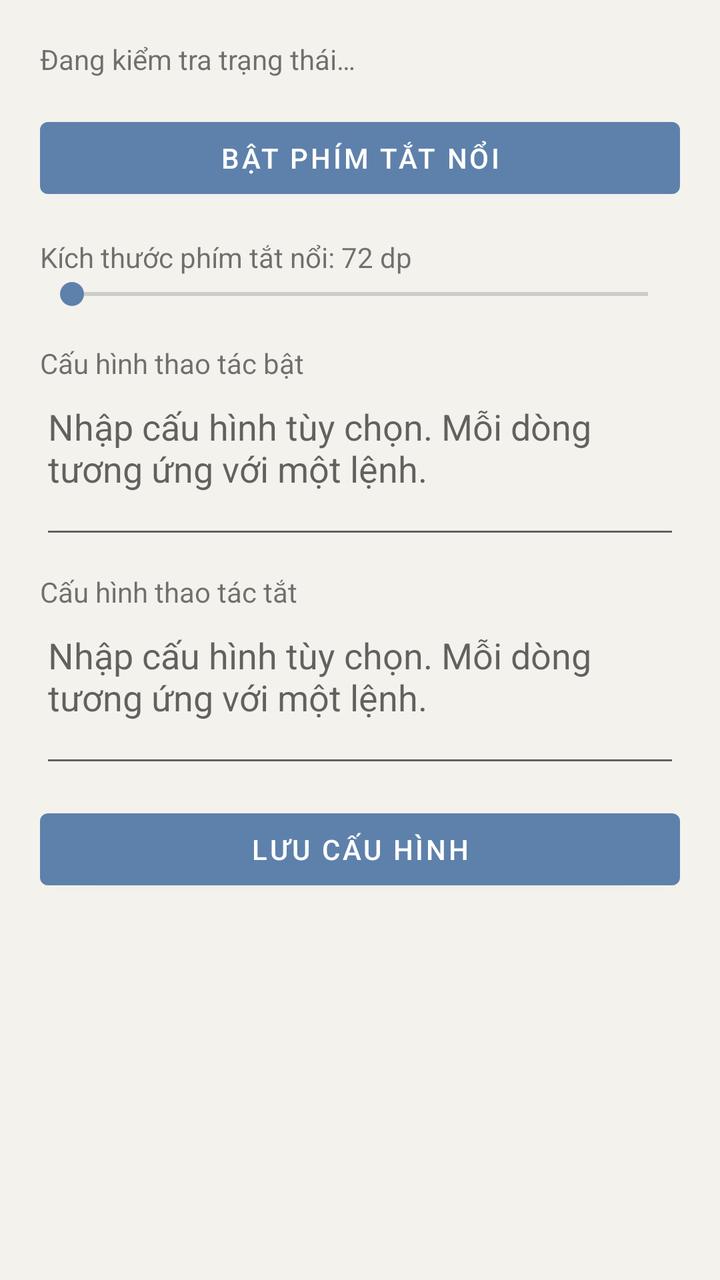
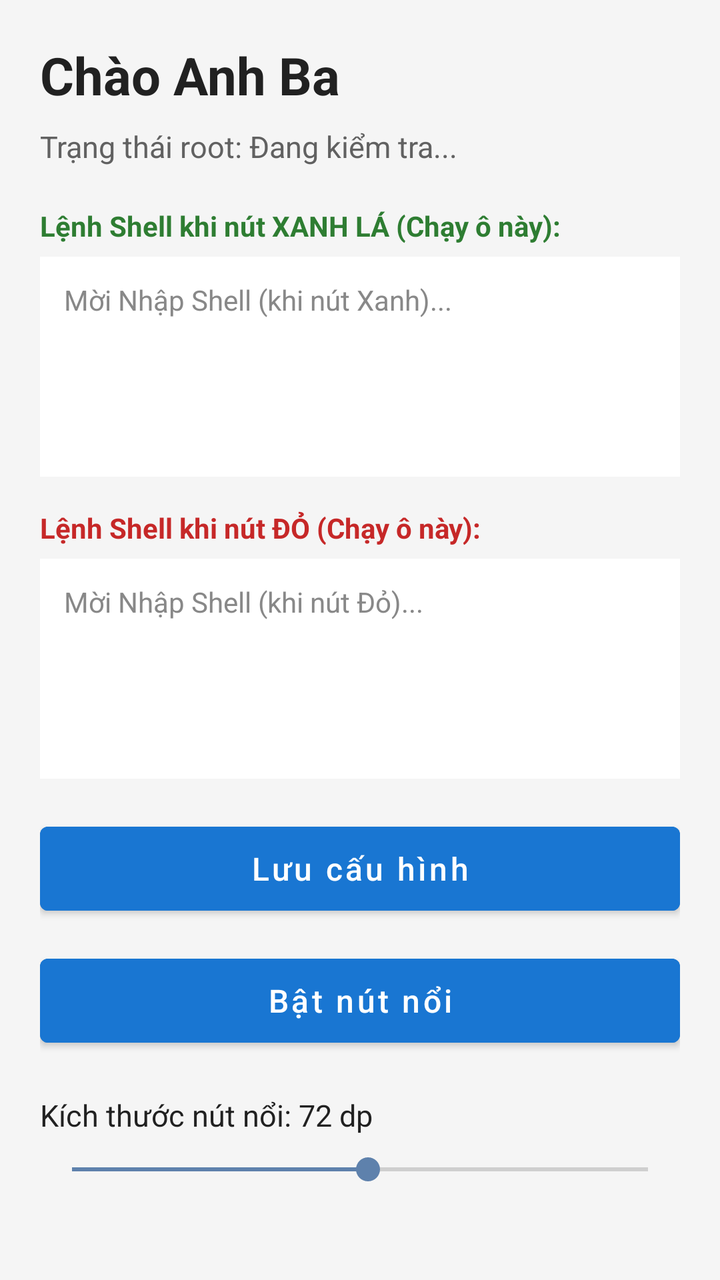

The first picture is an Android layout as it rendered before a commit; the second is the same layout after the commit. The layout source and the unified diff follow.
<!-- AndroidManifest.xml: application theme Theme.Launcher -->
<!-- res/layout/activity_main.xml -->
<?xml version="1.0" encoding="utf-8"?>
<ScrollView xmlns:android="http://schemas.android.com/apk/res/android"
    android:layout_width="match_parent"
    android:layout_height="match_parent"
    android:fillViewport="true">

    <LinearLayout
        android:layout_width="match_parent"
        android:layout_height="wrap_content"
        android:orientation="vertical"
        android:padding="20dp">

        <TextView
            android:id="@+id/rootStatus"
            android:layout_width="match_parent"
            android:layout_height="wrap_content"
            android:paddingBottom="16dp"
            android:text="@string/root_status_checking" />

        <Button
            android:id="@+id/btnToggleOverlay"
            android:layout_width="match_parent"
            android:layout_height="wrap_content"
            android:text="@string/enable_button" />

        <TextView
            android:id="@+id/overlaySizeLabel"
            android:layout_width="match_parent"
            android:layout_height="wrap_content"
            android:paddingTop="16dp"
            android:text="@string/overlay_size_value_default" />

        <SeekBar
            android:id="@+id/overlaySizeSeekBar"
            android:layout_width="match_parent"
            android:layout_height="wrap_content" />

        <TextView
            android:layout_width="match_parent"
            android:layout_height="wrap_content"
            android:paddingTop="16dp"
            android:text="@string/edit_block_commands" />

        <com.google.android.material.textfield.TextInputEditText
            android:id="@+id/blockCommandsInput"
            android:layout_width="match_parent"
            android:layout_height="wrap_content"
            android:gravity="top|start"
            android:hint="@string/commands_editor_hint"
            android:inputType="textMultiLine"
            android:minLines="3" />

        <TextView
            android:layout_width="match_parent"
            android:layout_height="wrap_content"
            android:paddingTop="12dp"
            android:text="@string/edit_unblock_commands" />

        <com.google.android.material.textfield.TextInputEditText
            android:id="@+id/unblockCommandsInput"
            android:layout_width="match_parent"
            android:layout_height="wrap_content"
            android:gravity="top|start"
            android:hint="@string/commands_editor_hint"
            android:inputType="textMultiLine"
            android:minLines="3" />

        <Button
            android:id="@+id/btnSaveCommands"
            android:layout_width="match_parent"
            android:layout_height="wrap_content"
            android:layout_marginTop="12dp"
            android:text="@string/save_configuration" />
    </LinearLayout>
</ScrollView>
<!-- resources referenced by this layout -->
<resources>
  <string name="commands_editor_hint">Nhập cấu hình tùy chọn. Mỗi dòng tương ứng với một lệnh.</string>
  <string name="edit_block_commands">Cấu hình thao tác bật</string>
  <string name="edit_unblock_commands">Cấu hình thao tác tắt</string>
  <string name="enable_button">Bật phím tắt nổi</string>
  <string name="overlay_size_value_default">Kích thước phím tắt nổi: 72 dp</string>
  <string name="root_status_checking">Đang kiểm tra trạng thái…</string>
  <string name="save_configuration">Lưu cấu hình</string>
  <style name="Theme.Launcher" parent="Theme.MaterialComponents.DayNight.NoActionBar">
          <item name="colorPrimary">#5E81AC</item>
          <item name="colorPrimaryDark">#F4F2ED</item>
          <item name="colorAccent">#5E81AC</item>
          <item name="android:statusBarColor">#F4F2ED</item>
          <item name="android:navigationBarColor">#F4F2ED</item>
          <item name="android:windowLightStatusBar">true</item>
          <item name="android:windowLightNavigationBar">true</item>
          <item name="android:windowBackground">#F4F2ED</item>
      </style>
</resources>

<!-- the commit's change to res/layout/activity_main.xml (unified diff, before → after) -->
@@ -2,74 +2,113 @@
 <ScrollView xmlns:android="http://schemas.android.com/apk/res/android"
     android:layout_width="match_parent"
     android:layout_height="match_parent"
-    android:fillViewport="true">
+    android:background="#F5F5F5"
+    android:padding="20dp">
 
     <LinearLayout
         android:layout_width="match_parent"
         android:layout_height="wrap_content"
-        android:orientation="vertical"
-        android:padding="20dp">
+        android:orientation="vertical">
 
         <TextView
-            android:id="@+id/rootStatus"
+            android:layout_width="wrap_content"
+            android:layout_height="wrap_content"
+            android:text="Chào Anh Ba"
+            android:textColor="#212121"
+            android:textSize="26sp"
+            android:textStyle="bold" />
+
+        <TextView
+            android:id="@+id/tvRootStatus"
+            android:layout_width="wrap_content"
+            android:layout_height="wrap_content"
+            android:layout_marginTop="8dp"
+            android:text="Trạng thái root: Đang kiểm tra..."
+            android:textColor="#616161"
+            android:textSize="15sp" />
+
+        <TextView
+            android:layout_width="wrap_content"
+            android:layout_height="wrap_content"
+            android:layout_marginTop="20dp"
+            android:text="Lệnh Shell khi nút XANH LÁ (Chạy ô này):"
+            android:textColor="#2E7D32"
+            android:textStyle="bold" />
+
+        
+        <EditText
+            android:id="@+id/edtCmdGreen"
+            android:layout_width="match_parent"
+            android:layout_height="110dp"
+            android:layout_marginTop="6dp"
+            android:background="#FFFFFF"
+            android:gravity="top|start"
+            android:hint="Mời Nhập Shell (khi nút Xanh)..."
+            android:padding="12dp"
+            android:textColor="#000000"
+            android:textColorHint="#888888"
+            android:textSize="14sp" />
+
+        <TextView
+            android:layout_width="wrap_content"
+            android:layout_height="wrap_content"
+            android:layout_marginTop="16dp"
+            android:text="Lệnh Shell khi nút ĐỎ (Chạy ô này):"
+            android:textColor="#C62828"
+            android:textStyle="bold" />
+
+        
+        <EditText
+            android:id="@+id/edtCmdRed"
+            android:layout_width="match_parent"
+            android:layout_height="110dp"
+            android:layout_marginTop="6dp"
+            android:background="#FFFFFF"
+            android:gravity="top|start"
+            android:hint="Mời Nhập Shell (khi nút Đỏ)..."
+            android:padding="12dp"
+            android:textColor="#000000"
+            android:textColorHint="#888888"
+            android:textSize="14sp" />
+
+        <Button
+            android:id="@+id/btnSave"
+            android:layout_width="match_parent"
+            android:layout_height="54dp"
+            android:layout_marginTop="18dp"
+            android:backgroundTint="#1976D2"
+            android:text="Lưu cấu hình"
+            android:textAllCaps="false"
+            android:textColor="#FFFFFF"
+            android:textSize="16sp" />
+
+        <Button
+            android:id="@+id/btnToggleFloating"
+            android:layout_width="match_parent"
+            android:layout_height="54dp"
+            android:layout_marginTop="12dp"
+            android:backgroundTint="#1976D2"
+            android:text="Bật nút nổi"
+            android:textAllCaps="false"
+            android:textColor="#FFFFFF"
+            android:textSize="16sp" />
+
+        <TextView
+            android:id="@+id/tvSizeLabel"
+            android:layout_width="wrap_content"
+            android:layout_height="wrap_content"
+            android:layout_marginTop="20dp"
+            android:text="Kích thước nút nổi: 72 dp"
+            android:textColor="#212121"
+            android:textSize="15sp" />
+
+        <SeekBar
+            android:id="@+id/sbSize"
             android:layout_width="match_parent"
             android:layout_height="wrap_content"
-            android:paddingBottom="16dp"
-            android:text="@string/root_status_checking" />
+            android:layout_marginTop="8dp"
+            android:max="140"
+            android:progress="72" />
 
-        <Button
-            android:id="@+id/btnToggleOverlay"
-            android:layout_width="match_parent"
-            android:layout_height="wrap_content"
-            android:text="@string/enable_button" />
-
-        <TextView
-            android:id="@+id/overlaySizeLabel"
-            android:layout_width="match_parent"
-            android:layout_height="wrap_content"
-            android:paddingTop="16dp"
-            android:text="@string/overlay_size_value_default" />
-
-        <SeekBar
-            android:id="@+id/overlaySizeSeekBar"
-            android:layout_width="match_parent"
-            android:layout_height="wrap_content" />
-
-        <TextView
-            android:layout_width="match_parent"
-            android:layout_height="wrap_content"
-            android:paddingTop="16dp"
-            android:text="@string/edit_block_commands" />
-
-        <com.google.android.material.textfield.TextInputEditText
-            android:id="@+id/blockCommandsInput"
-            android:layout_width="match_parent"
-            android:layout_height="wrap_content"
-            android:gravity="top|start"
-            android:hint="@string/commands_editor_hint"
-            android:inputType="textMultiLine"
-            android:minLines="3" />
-
-        <TextView
-            android:layout_width="match_parent"
-            android:layout_height="wrap_content"
-            android:paddingTop="12dp"
-            android:text="@string/edit_unblock_commands" />
-
-        <com.google.android.material.textfield.TextInputEditText
-            android:id="@+id/unblockCommandsInput"
-            android:layout_width="match_parent"
-            android:layout_height="wrap_content"
-            android:gravity="top|start"
-            android:hint="@string/commands_editor_hint"
-            android:inputType="textMultiLine"
-            android:minLines="3" />
-
-        <Button
-            android:id="@+id/btnSaveCommands"
-            android:layout_width="match_parent"
-            android:layout_height="wrap_content"
-            android:layout_marginTop="12dp"
-            android:text="@string/save_configuration" />
     </LinearLayout>
 </ScrollView>
<!-- resource entries referenced after the edit -->
@@ -1,12 +1,5 @@
 <!-- resources referenced by this layout -->
 <resources>
-  <string name="commands_editor_hint">Nhập cấu hình tùy chọn. Mỗi dòng tương ứng với một lệnh.</string>
-  <string name="edit_block_commands">Cấu hình thao tác bật</string>
-  <string name="edit_unblock_commands">Cấu hình thao tác tắt</string>
-  <string name="enable_button">Bật phím tắt nổi</string>
-  <string name="overlay_size_value_default">Kích thước phím tắt nổi: 72 dp</string>
-  <string name="root_status_checking">Đang kiểm tra trạng thái…</string>
-  <string name="save_configuration">Lưu cấu hình</string>
   <style name="Theme.Launcher" parent="Theme.MaterialComponents.DayNight.NoActionBar">
           <item name="colorPrimary">#5E81AC</item>
           <item name="colorPrimaryDark">#F4F2ED</item>
